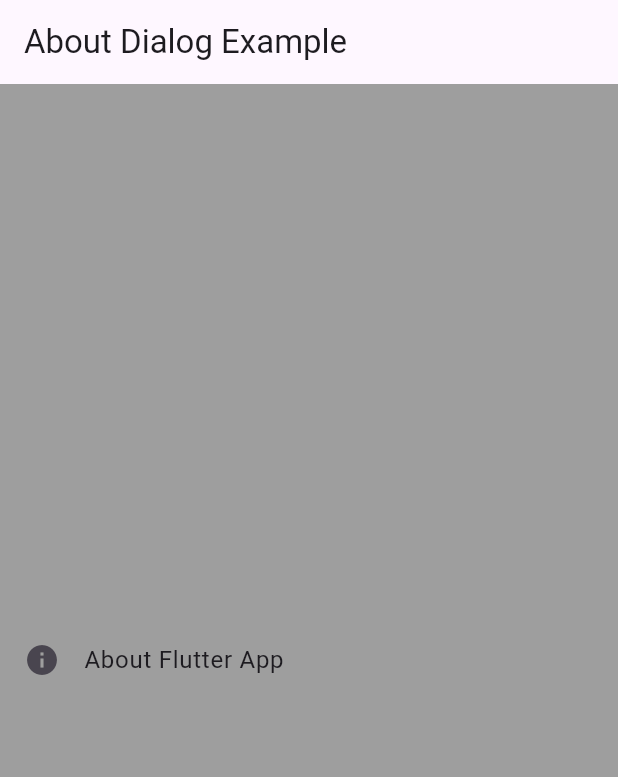
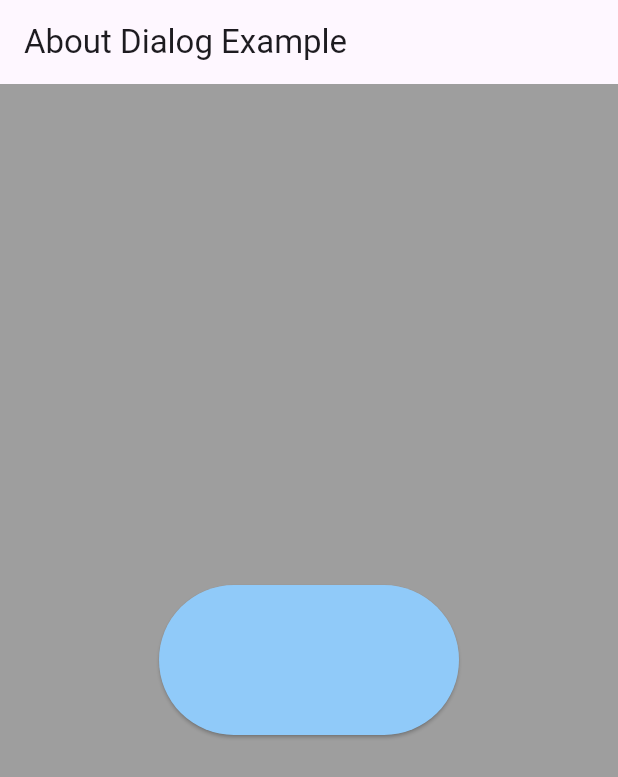
Before and after one commit to Idriss-rayan/LearnDart, a Flutter app: the screen it shows after launch, on a phone screen of 412 x 824 dp. Shown: the top 777 px of the screen. Run offline on Flutter 3.47's test engine with Material 3 defaults, Android fonts, the phone set to English and light mode, and no system bars.

Commit message:
widget 003

```diff
--- a/lib/main.dart
+++ b/lib/main.dart
@@ -1,7 +1,6 @@
 import 'package:flutter/material.dart';
-import 'package:learndart/utils/widget_002.dart';
-//import 'package:learndart/utils/file.dart';
-// Import the second file
+import 'package:learndart/utils/widget_003.dart';
+
 
 void main() {
   runApp(const MyApp());
@@ -21,7 +20,7 @@ class MyApp extends StatelessWidget {
           title: const Text('About Dialog Example'),
         ),
         body: const Center(
-          child: Widget002(),
+          child: Widget003(),
         ),
       ),
     );
--- /dev/null
+++ b/lib/utils/widget_003.dart
@@ -0,0 +1,30 @@
+import 'package:flutter/material.dart';
+
+class Widget003 extends StatelessWidget {
+  const Widget003({super.key});
+
+  @override
+  Widget build(BuildContext context) {
+    return Center(
+      child: Stack(
+        alignment: AlignmentDirectional.center,
+        children: <Widget>[
+          SizedBox(
+            width: 200.0,
+            height: 100.0,
+            child: AbsorbPointer(
+              child: ElevatedButton(
+
+                style: ElevatedButton.styleFrom(
+                  backgroundColor: Colors.blue[200],
+                ),
+                  onPressed: () {},
+                  child: null,
+              ),
+            ),
+          )
+        ],
+      ),
+    );
+  }
+}
```
